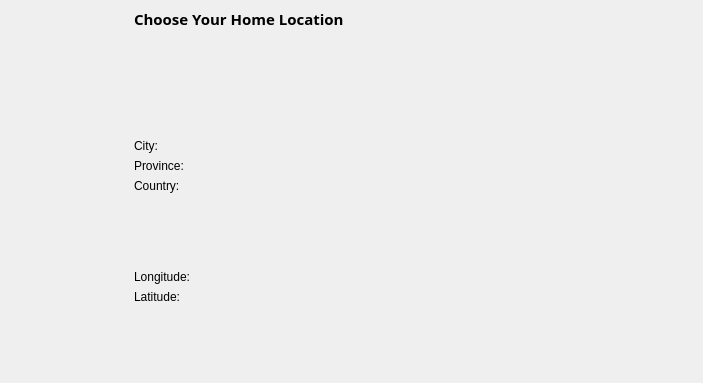
Old version of the form kstars/wizlocation.ui in the repository KDE/kstars.
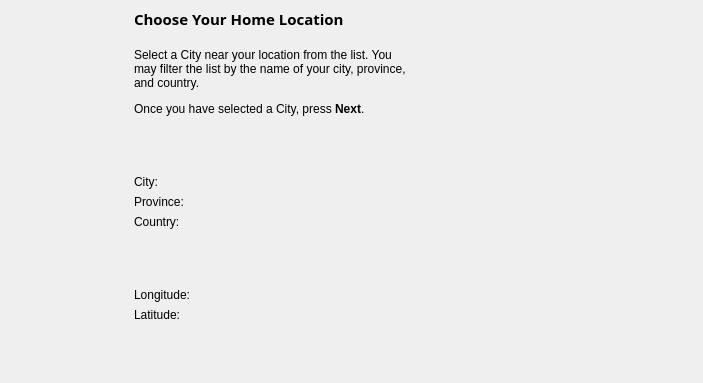
New version of the form. Custom widgets are drawn as their Qt base class.

Commit message: Fix broken markup in rich-text labels.  Apparently, "<" need to be replaced with "&lt;" or else the HTML tags get interpreted as XML in the UI file.

What changed in the file:
```diff
--- a/kstars/wizlocation.ui
+++ b/kstars/wizlocation.ui
@@ -85,7 +85,7 @@
      <item>
       <widget class="QLabel" name="WelcomeText" >
        <property name="text" >
-        <string><html><head></head><body><p>Select a City near your location from the list. You may filter the list by the name of your city, province, and country.</p><p>Once you have selected a City, press <span style=" font-weight:600;">Next</span>.</p></body></html></string>
+        <string>&lt;html>&lt;head>&lt;/head>&lt;body>&lt;p>Select a City near your location from the list. You may filter the list by the name of your city, province, and country.&lt;/p>&lt;p>Once you have selected a City, press &lt;span style=" font-weight:600;">Next&lt;/span>.&lt;/p>&lt;/body>&lt;/html></string>
        </property>
        <property name="wordWrap" >
         <bool>true</bool>
```
The commit also changes 3 other files.
